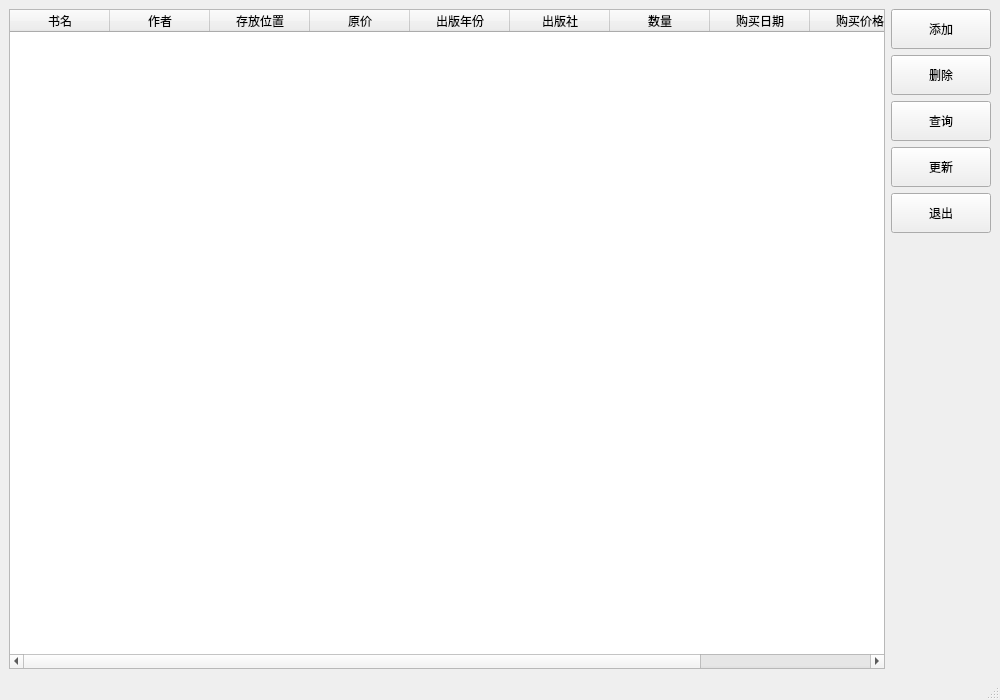
Before: the Qt Designer form UI_file/MainWindow.ui in heloFNfms/Learning_pyqt6, drawn with Qt 5.
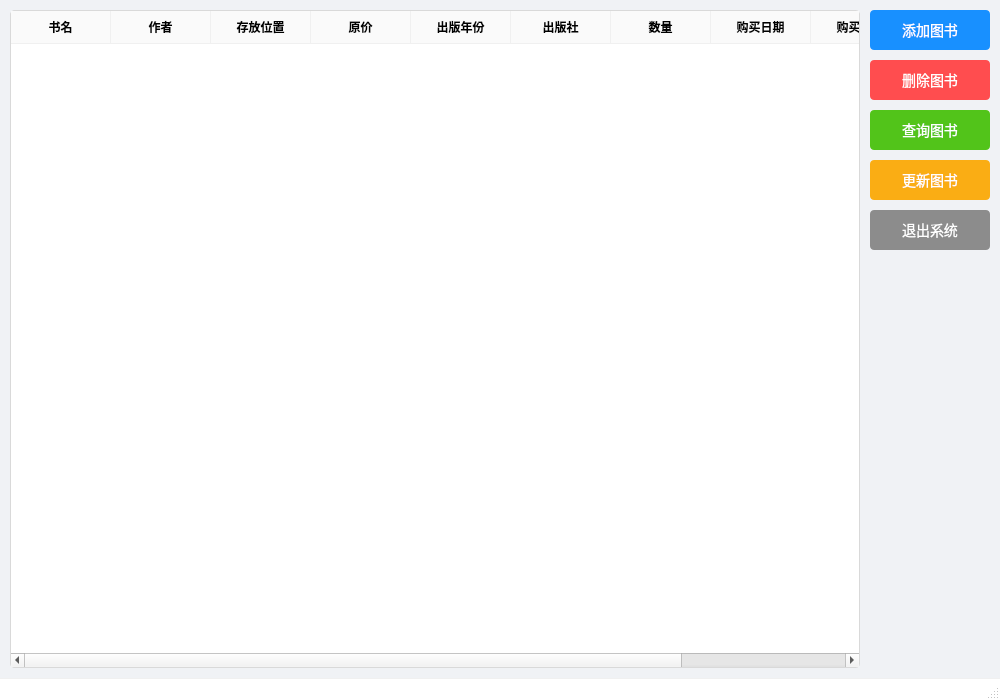
After: the same form once the commit is applied. Icons and pictures are not drawn.

Patch:
```diff
--- a/UI_file/MainWindow.ui
+++ b/UI_file/MainWindow.ui
@@ -10,11 +10,105 @@
     <height>700</height>
    </rect>
   </property>
+  <property name="minimumSize">
+   <size>
+    <width>800</width>
+    <height>600</height>
+   </size>
+  </property>
   <property name="windowTitle">
    <string>图书管理系统</string>
   </property>
+  <property name="styleSheet">
+   <string notr="true">QMainWindow {
+    background-color: #f0f2f5;
+}
+
+QPushButton {
+    background-color: #1890ff;
+    color: white;
+    border-radius: 4px;
+    padding: 5px 15px;
+    font-size: 14px;
+    border: none;
+}
+
+QPushButton:hover {
+    background-color: #40a9ff;
+}
+
+QPushButton:pressed {
+    background-color: #096dd9;
+}
+
+QTableWidget {
+    background-color: white;
+    border: 1px solid #d9d9d9;
+    border-radius: 4px;
+    gridline-color: #f0f0f0;
+}
+
+QTableWidget::item {
+    padding: 5px;
+}
+
+QTableWidget::item:selected {
+    background-color: #e6f7ff;
+    color: #000000;
+}
+
+QHeaderView::section {
+    background-color: #fafafa;
+    padding: 5px;
+    border: none;
+    border-right: 1px solid #f0f0f0;
+    border-bottom: 1px solid #f0f0f0;
+    font-weight: bold;
+}
+
+QScrollBar:vertical {
+    border: none;
+    background: #f0f0f0;
+    width: 10px;
+    border-radius: 5px;
+}
+
+QScrollBar::handle:vertical {
+    background: #d9d9d9;
+    border-radius: 5px;
+}
+
+QScrollBar::handle:vertical:hover {
+    background: #bfbfbf;
+}
+
+QMenuBar {
+    background-color: #ffffff;
+    border-bottom: 1px solid #f0f0f0;
+}
+
+QStatusBar {
+    background-color: #ffffff;
+    border-top: 1px solid #f0f0f0;
+}</string>
+  </property>
   <widget class="QWidget" name="centralwidget">
    <layout class="QHBoxLayout" name="horizontalLayout_2">
+    <property name="spacing">
+     <number>10</number>
+    </property>
+    <property name="leftMargin">
+     <number>10</number>
+    </property>
+    <property name="topMargin">
+     <number>10</number>
+    </property>
+    <property name="rightMargin">
+     <number>10</number>
+    </property>
+    <property name="bottomMargin">
+     <number>10</number>
+    </property>
     <item>
      <widget class="QTableWidget" name="bookTable">
       <property name="selectionMode">
@@ -23,6 +117,15 @@
       <property name="selectionBehavior">
        <enum>QAbstractItemView::SelectRows</enum>
       </property>
+      <property name="alternatingRowColors">
+       <bool>true</bool>
+      </property>
+      <property name="sortingEnabled">
+       <bool>true</bool>
+      </property>
+      <attribute name="horizontalHeaderStretchLastSection">
+       <bool>true</bool>
+      </attribute>
       <column>
        <property name="text">
         <string>书名</string>
@@ -77,16 +180,23 @@
     </item>
     <item>
      <layout class="QVBoxLayout" name="verticalLayout">
+      <property name="spacing">
+       <number>10</number>
+      </property>
       <item>
        <widget class="QPushButton" name="addButton">
         <property name="minimumSize">
          <size>
-          <width>100</width>
+          <width>120</width>
           <height>40</height>
          </size>
         </property>
         <property name="text">
-         <string>添加</string>
+         <string>添加图书</string>
+        </property>
+        <property name="icon">
+         <iconset>
+          <normaloff>:/icons/add.png</normaloff>:/icons/add.png</iconset>
         </property>
        </widget>
       </item>
@@ -94,12 +204,25 @@
        <widget class="QPushButton" name="deleteButton">
         <property name="minimumSize">
          <size>
-          <width>100</width>
+          <width>120</width>
           <height>40</height>
          </size>
         </property>
+        <property name="styleSheet">
+         <string notr="true">QPushButton {
+    background-color: #ff4d4f;
+}
+
+QPushButton:hover {
+    background-color: #ff7875;
+}
+
+QPushButton:pressed {
+    background-color: #d9363e;
+}</string>
+        </property>
         <property name="text">
-         <string>删除</string>
+         <string>删除图书</string>
         </property>
        </widget>
       </item>
@@ -107,12 +230,25 @@
        <widget class="QPushButton" name="searchButton">
         <property name="minimumSize">
          <size>
-          <width>100</width>
+          <width>120</width>
           <height>40</height>
          </size>
         </property>
+        <property name="styleSheet">
+         <string notr="true">QPushButton {
+    background-color: #52c41a;
+}
+
+QPushButton:hover {
+    background-color: #73d13d;
+}
+
+QPushButton:pressed {
+    background-color: #389e0d;
+}</string>
+        </property>
         <property name="text">
-         <string>查询</string>
+         <string>查询图书</string>
         </property>
        </widget>
       </item>
@@ -120,12 +256,25 @@
        <widget class="QPushButton" name="updateButton">
         <property name="minimumSize">
          <size>
-          <width>100</width>
+          <width>120</width>
           <height>40</height>
          </size>
         </property>
+        <property name="styleSheet">
+         <string notr="true">QPushButton {
+    background-color: #faad14;
+}
+
+QPushButton:hover {
+    background-color: #ffc53d;
+}
+
+QPushButton:pressed {
+    background-color: #d48806;
+}</string>
+        </property>
         <property name="text">
-         <string>更新</string>
+         <string>更新图书</string>
         </property>
        </widget>
       </item>
@@ -133,12 +282,25 @@
        <widget class="QPushButton" name="exitButton">
         <property name="minimumSize">
          <size>
-          <width>100</width>
+          <width>120</width>
           <height>40</height>
          </size>
         </property>
+        <property name="styleSheet">
+         <string notr="true">QPushButton {
+    background-color: #8c8c8c;
+}
+
+QPushButton:hover {
+    background-color: #a6a6a6;
+}
+
+QPushButton:pressed {
+    background-color: #737373;
+}</string>
+        </property>
         <property name="text">
-         <string>退出</string>
+         <string>退出系统</string>
         </property>
        </widget>
       </item>
```
